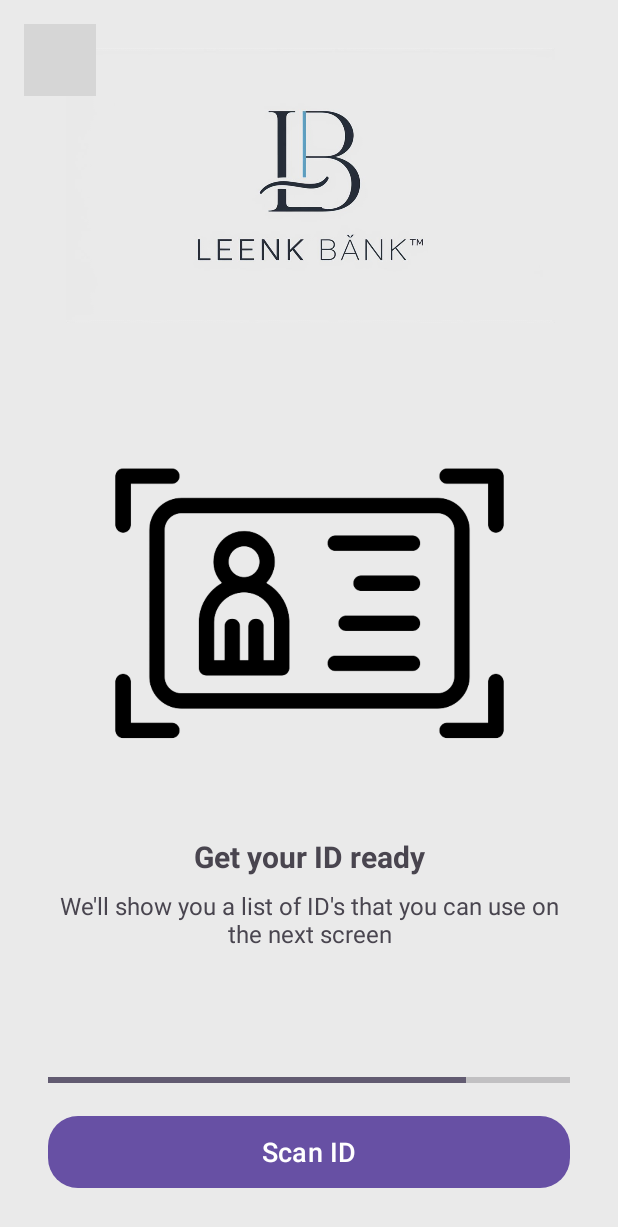
After one commit to nonshas20/Leenk, an Android app: the ScanIdSplashActivity screen opened directly, with no data from a screen before it, on a phone screen of 412 x 824 dp. The commit adds this screen. Shown: the top 1227 px of the screen. Run offline under Robolectric (Android 15) with nearby library versions, the phone set to English and light mode, and no system bars; grey boxes are pictures that could not be loaded.

Commit message:
-added email page -added scan id splash -needed imgs -needed java classes

```diff
--- a/app/src/main/AndroidManifest.xml
+++ b/app/src/main/AndroidManifest.xml
@@ -25,6 +25,8 @@
         </activity>
         <activity android:name=".CitizenshipQuestionActivity" />
         <activity android:name=".MobileVerificationActivity" />
+        <activity android:name=".EmailVerificationActivity" />
+        <activity android:name=".ScanIdSplashActivity" />
     </application>
 
 </manifest>
--- a/app/src/main/java/com/example/leenk/MobileVerificationActivity.java
+++ b/app/src/main/java/com/example/leenk/MobileVerificationActivity.java
@@ -8,6 +8,7 @@ import android.widget.Button;
 import android.widget.EditText;
 import android.widget.ImageButton;
 import android.widget.ProgressBar;
+import android.content.Intent;
 import android.widget.Toast;
 import com.google.firebase.FirebaseException;
 import com.google.firebase.auth.FirebaseAuth;
@@ -111,8 +112,7 @@ public class MobileVerificationActivity extends AppCompatActivity {
                 .addOnCompleteListener(this, task -> {
                     if (task.isSuccessful()) {
                         Toast.makeText(MobileVerificationActivity.this, "Verification successful", Toast.LENGTH_SHORT).show();
-                        // TODO: Start next activity
-                        // startActivity(new Intent(MobileVerificationActivity.this, NextActivity.class));
+                        startActivity(new Intent(MobileVerificationActivity.this, EmailVerificationActivity.class));
                         finish();
                     } else {
                         Toast.makeText(MobileVerificationActivity.this, "Verification failed", Toast.LENGTH_SHORT).show();
--- /dev/null
+++ b/app/src/main/java/com/example/leenk/ScanIdSplashActivity.java
@@ -0,0 +1,35 @@
+package com.example.leenk;
+
+import androidx.appcompat.app.AppCompatActivity;
+import android.content.Intent;
+import android.os.Bundle;
+import android.widget.Button;
+import android.widget.ImageButton;
+import android.widget.ProgressBar;
+
+public class ScanIdSplashActivity extends AppCompatActivity {
+
+    private Button btnScanId;
+    private ImageButton btnBack;
+    private ProgressBar progressBar;
+
+    @Override
+    protected void onCreate(Bundle savedInstanceState) {
+        super.onCreate(savedInstanceState);
+        setContentView(R.layout.activity_scan_id_splash);
+
+        btnScanId = findViewById(R.id.btnScanId);
+        btnBack = findViewById(R.id.btnBack);
+        progressBar = findViewById(R.id.progressBar);
+
+        progressBar.setProgress(80); // This is the fourth step, so 80% progress
+
+        btnBack.setOnClickListener(v -> finish());
+
+        btnScanId.setOnClickListener(v -> {
+            // TODO: Implement ID scanning functionality or navigate to the next screen
+            // For now, we'll just move to a placeholder next activity
+
+        });
+    }
+}
--- /dev/null
+++ b/app/src/main/res/layout/activity_scan_id_splash.xml
@@ -0,0 +1,94 @@
+<?xml version="1.0" encoding="utf-8"?>
+<androidx.constraintlayout.widget.ConstraintLayout
+    xmlns:android="http://schemas.android.com/apk/res/android"
+    xmlns:app="http://schemas.android.com/apk/res-auto"
+    xmlns:tools="http://schemas.android.com/tools"
+    android:layout_width="match_parent"
+    android:layout_height="match_parent"
+    android:background="@color/background_color"
+    tools:context=".ScanIdSplashActivity">
+
+    <ImageView
+        android:id="@+id/ivLogo"
+        android:layout_width="422dp"
+        android:layout_height="183dp"
+        android:layout_marginTop="32dp"
+        android:src="@drawable/leenklogo"
+        app:layout_constraintEnd_toEndOf="parent"
+        app:layout_constraintStart_toStartOf="parent"
+        app:layout_constraintTop_toTopOf="parent" />
+
+    <ImageButton
+        android:id="@+id/btnBack"
+        android:layout_width="48dp"
+        android:layout_height="48dp"
+        android:layout_margin="16dp"
+        android:background="@android:color/transparent"
+        android:src="@drawable/ic_arrow_back"
+        app:layout_constraintStart_toStartOf="parent"
+        app:layout_constraintTop_toTopOf="parent" />
+
+    <ImageView
+        android:id="@+id/ivScanId"
+        android:layout_width="302dp"
+        android:layout_height="258dp"
+        android:src="@drawable/scanid"
+        app:layout_constraintBottom_toBottomOf="parent"
+        app:layout_constraintEnd_toEndOf="parent"
+        app:layout_constraintStart_toStartOf="parent"
+        app:layout_constraintTop_toTopOf="parent" />
+
+    <TextView
+        android:id="@+id/tvGetReady"
+        android:layout_width="wrap_content"
+        android:layout_height="wrap_content"
+        android:layout_marginTop="16dp"
+        android:text="Get your ID ready"
+        android:textSize="20sp"
+        android:textStyle="bold"
+        app:layout_constraintEnd_toEndOf="parent"
+        app:layout_constraintStart_toStartOf="parent"
+        app:layout_constraintTop_toBottomOf="@id/ivScanId" />
+
+    <TextView
+        android:id="@+id/tvSubtext"
+        android:layout_width="0dp"
+        android:layout_height="wrap_content"
+        android:layout_marginTop="8dp"
+        android:layout_marginStart="32dp"
+        android:layout_marginEnd="32dp"
+        android:text="We'll show you a list of ID's that you can use on the next screen"
+        android:textSize="16sp"
+        android:textAlignment="center"
+        app:layout_constraintEnd_toEndOf="parent"
+        app:layout_constraintStart_toStartOf="parent"
+        app:layout_constraintTop_toBottomOf="@id/tvGetReady" />
+
+    <Button
+        android:id="@+id/btnScanId"
+        android:layout_width="0dp"
+        android:layout_height="wrap_content"
+        android:layout_marginStart="32dp"
+        android:layout_marginEnd="32dp"
+        android:layout_marginBottom="32dp"
+        android:text="Scan ID"
+        android:textSize="18sp"
+        android:background="@drawable/button_background"
+        app:layout_constraintBottom_toBottomOf="parent"
+        app:layout_constraintEnd_toEndOf="parent"
+        app:layout_constraintStart_toStartOf="parent" />
+
+    <ProgressBar
+        android:id="@+id/progressBar"
+        style="?android:attr/progressBarStyleHorizontal"
+        android:layout_width="0dp"
+        android:layout_height="wrap_content"
+        android:layout_marginStart="32dp"
+        android:layout_marginEnd="32dp"
+        android:layout_marginBottom="16dp"
+        android:progress="80"
+        app:layout_constraintBottom_toTopOf="@id/btnScanId"
+        app:layout_constraintEnd_toEndOf="parent"
+        app:layout_constraintStart_toStartOf="parent" />
+
+</androidx.constraintlayout.widget.ConstraintLayout>
```
Also changed, not shown: app/src/main/java/com/example/leenk/EmailVerificationActivity.java (added, +70 -0 lines), app/src/main/res/layout/activity_email_verification.xml (added, +83 -0 lines), app/src/main/res/drawable/scanid.png (added).
